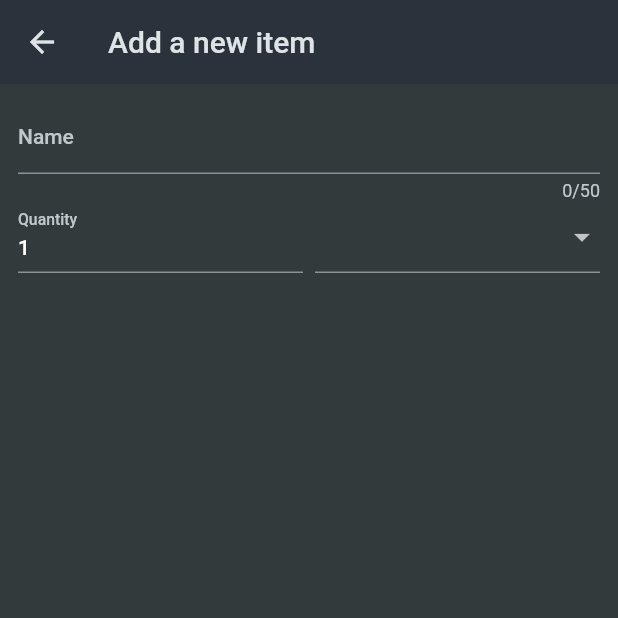
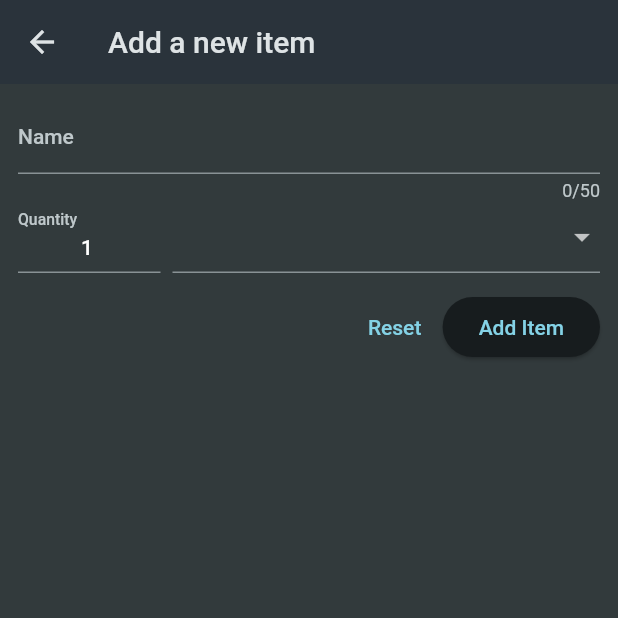
Before and after one commit to wasesasegara/flutter_shopping_app, a Flutter app: the NewItem screen opened directly, on a phone screen of 412 x 824 dp, the top half of it. Run offline on Flutter 3.47's test engine with Material 2 defaults, Android fonts, the phone set to English and light mode, and no system bars.

```diff
--- a/lib/widgets/new_item.dart
+++ b/lib/widgets/new_item.dart
@@ -28,22 +28,40 @@ class _NewItemState extends State<NewItem> {
                   label: Text('Name'),
                 ),
                 validator: (value) {
-                  return 'Demo...';
+                  if (value == null ||
+                      value.isEmpty ||
+                      value.trim().length <= 1 ||
+                      value.trim().length > 50) {
+                    return 'Must be between 1 and 50 characters.';
+                  }
+                  return null;
                 },
               ),
               Row(
                 crossAxisAlignment: CrossAxisAlignment.end,
                 children: [
                   Expanded(
+                    flex: 1,
                     child: TextFormField(
+                      textAlign: TextAlign.center,
                       decoration: const InputDecoration(
                         label: Text('Quantity'),
                       ),
                       initialValue: '1',
+                      validator: (value) {
+                        if (value == null ||
+                            value.isEmpty ||
+                            int.tryParse(value) == null ||
+                            int.tryParse(value)! <= 0) {
+                          return 'Must be a valid positive number.';
+                        }
+                        return null;
+                      },
                     ),
                   ),
                   const SizedBox(width: 8),
                   Expanded(
+                    flex: 3,
                     child: DropdownButtonFormField(items: [
                       for (final category in categories.entries)
                         DropdownMenuItem(
@@ -64,6 +82,22 @@ class _NewItemState extends State<NewItem> {
                   )
                 ],
               ),
+              const SizedBox(
+                height: 12,
+              ),
+              Row(
+                mainAxisAlignment: MainAxisAlignment.end,
+                children: [
+                  TextButton(
+                    onPressed: () {},
+                    child: const Text('Reset'),
+                  ),
+                  ElevatedButton(
+                    onPressed: () {},
+                    child: const Text('Add Item'),
+                  ),
+                ],
+              ),
             ],
           ),
         ),
```
